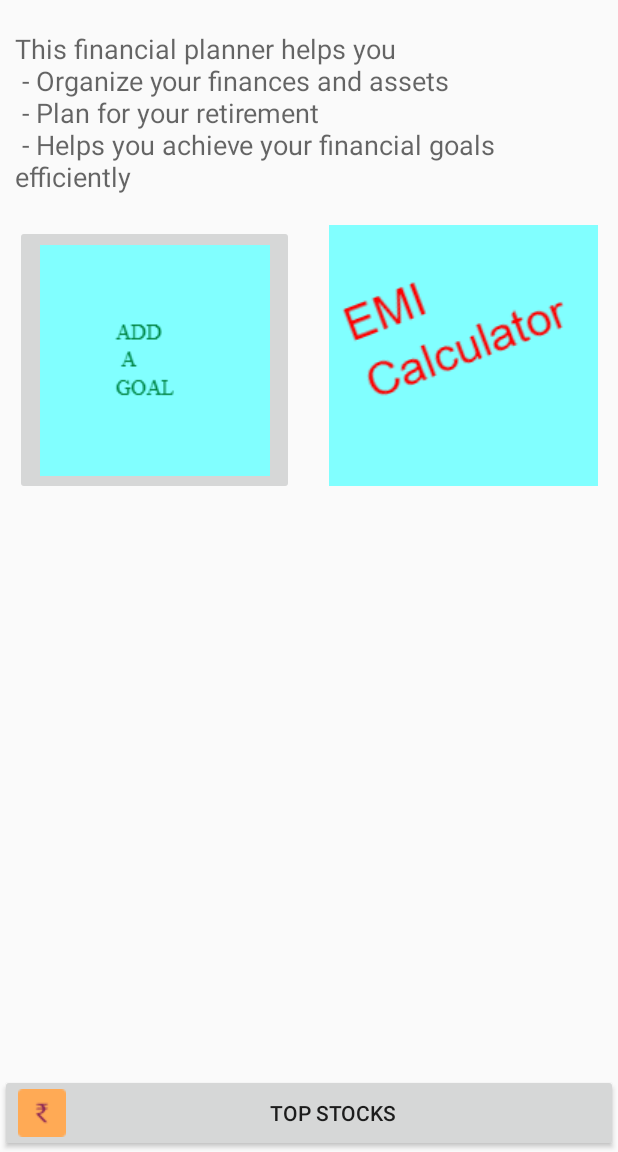
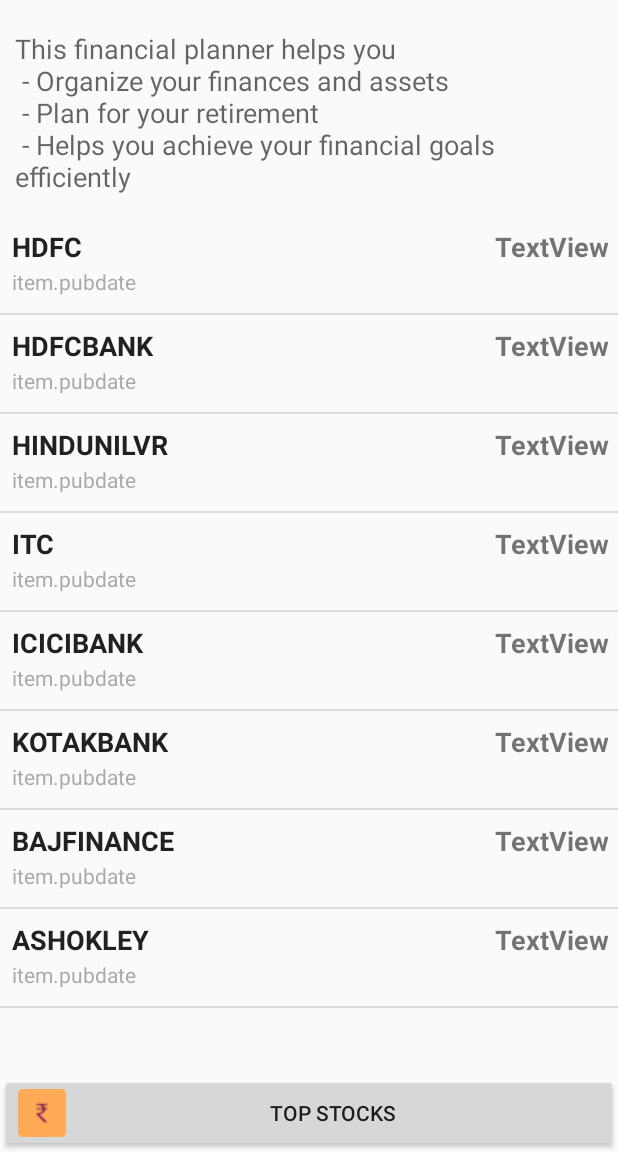
Before and after one commit to youd5/rssfeed, an Android app: the screen it shows after launch (MainActivity), on a phone screen of 412 x 824 dp, the part 84-1236 px from its top. Run offline under Robolectric (Android 15) with nearby library versions, the phone set to English and light mode, and no system bars.

Commit message:
making main as a listview. next step to use strings to populate home page

```diff
--- a/app/src/main/java/com/example/rssfeed/MainActivity.java
+++ b/app/src/main/java/com/example/rssfeed/MainActivity.java
@@ -1,30 +1,83 @@
 package com.example.rssfeed;
 
 import android.content.Intent;
+import android.database.DataSetObserver;
 import android.os.Bundle;
 import android.view.View;
+import android.view.ViewGroup;
+import android.widget.AdapterView;
 import android.widget.Button;
+import android.widget.ListAdapter;
+import android.widget.ListView;
+import android.widget.SimpleAdapter;
+
 import androidx.appcompat.widget.Toolbar;
 
 import androidx.appcompat.app.AppCompatActivity;
 
 import java.util.ArrayList;
+import java.util.HashMap;
 
 public class MainActivity extends AppCompatActivity {
 
+    private ListView listView;
+    private Toolbar myToolbar;
+    String[] listItem;
 
-    ArrayList<String> rssLinks = new ArrayList<>();
+    private static String TAG_TITLE = "title";
+    private static String TAG_LINK = "link";
+    private static String TAG_PUB_DATE = "pubDate";
 
     @Override
     protected void onCreate(Bundle savedInstanceState) {
         super.onCreate(savedInstanceState);
         setContentView(R.layout.activity_main);
-        Toolbar myToolbar = (Toolbar) findViewById(R.id.my_toolbar);
+        myToolbar = (Toolbar) findViewById(R.id.my_toolbar);
+        listView = (ListView) findViewById(R.id.listviewmain);
+
         setSupportActionBar(myToolbar);
         getSupportActionBar().setDisplayShowHomeEnabled(true);
         getSupportActionBar().setIcon(getDrawable(R.drawable.favicon32x32));
         getSupportActionBar().setDisplayUseLogoEnabled(true);
         getSupportActionBar().setDisplayShowTitleEnabled(false);
+
+        ArrayList<HashMap<String, String>> watchListItemList = new ArrayList<>();
+        listItem = getResources().getStringArray(R.array.watchlist);
+
+
+        //Populate watchListItemList
+        for(String script: listItem){
+            HashMap<String, String> map = new HashMap<String, String>();
+            map.put(TAG_TITLE, script);
+            map.put(TAG_LINK, "Google.com"); //placeholder
+            map.put(TAG_PUB_DATE, "item.pubdate"); //placeholder
+            watchListItemList.add(map);
+        }
+
+
+        ListAdapter adapter = new SimpleAdapter(
+                this,
+                watchListItemList, R.layout.rss_item_list_row,
+                new String[]{TAG_LINK, TAG_TITLE, TAG_PUB_DATE},
+                new int[]{R.id.page_url, R.id.title, R.id.pub_date});
+
+        listView.setAdapter(adapter);
+
+        listView.setOnItemClickListener(new AdapterView.OnItemClickListener() {
+            public void onItemClick(AdapterView<?> parent, View view,
+                                    int position, long id) {
+
+                HashMap<String, String> map = new HashMap<String, String>();
+                map = (HashMap<String, String>) parent.getAdapter().getItem(position);
+                String value=map.get("title");
+                String nseLink =
+                        "https://www.nseindia.com/api/historical/cm/equity?series=[%22EQ%22]&from=01-01-2020&to=23-03-2020&symbol=" + value;
+                startActivity(new Intent(MainActivity.this, ChartActivity.class).putExtra("nseLink", nseLink));
+
+            }
+        });
+
+
 
     }
     public void onClick(View view) {
--- a/app/src/main/res/layout/activity_main.xml
+++ b/app/src/main/res/layout/activity_main.xml
@@ -53,29 +53,14 @@
         app:layout_constraintStart_toStartOf="parent"
         app:layout_constraintTop_toBottomOf="@+id/my_toolbar" />
 
-    <ImageButton
-        android:id="@+id/imageButton"
-        android:layout_width="186dp"
-        android:layout_height="180dp"
-        android:layout_marginStart="10dp"
-        android:layout_marginTop="20dp"
-        android:contentDescription="@string/lets_add_a_goal"
-        app:layout_constraintStart_toStartOf="parent"
+    <ListView
+        android:id="@+id/listviewmain"
+        android:layout_width="414dp"
+        android:layout_height="532dp"
+        android:layout_below="@+id/my_toolbar"
+        android:layout_marginTop="14dp"
         app:layout_constraintTop_toBottomOf="@+id/textView2"
-        app:srcCompat="@drawable/goal2" />
-
-    <ImageButton
-        android:id="@+id/imageButton2"
-        android:layout_width="179dp"
-        android:layout_height="174dp"
-        android:layout_marginStart="20dp"
-        android:layout_marginTop="20dp"
-        android:layout_marginEnd="10dp"
-        android:contentDescription="@string/emicalculator"
-        app:layout_constraintEnd_toEndOf="parent"
-        app:layout_constraintStart_toEndOf="@+id/imageButton"
-        app:layout_constraintTop_toBottomOf="@+id/textView2"
-        app:srcCompat="@drawable/emi" />
-
+        tools:layout_editor_absoluteX="-3dp"
+        tools:ignore="MissingConstraints"></ListView>
 
 </androidx.constraintlayout.widget.ConstraintLayout>
```
